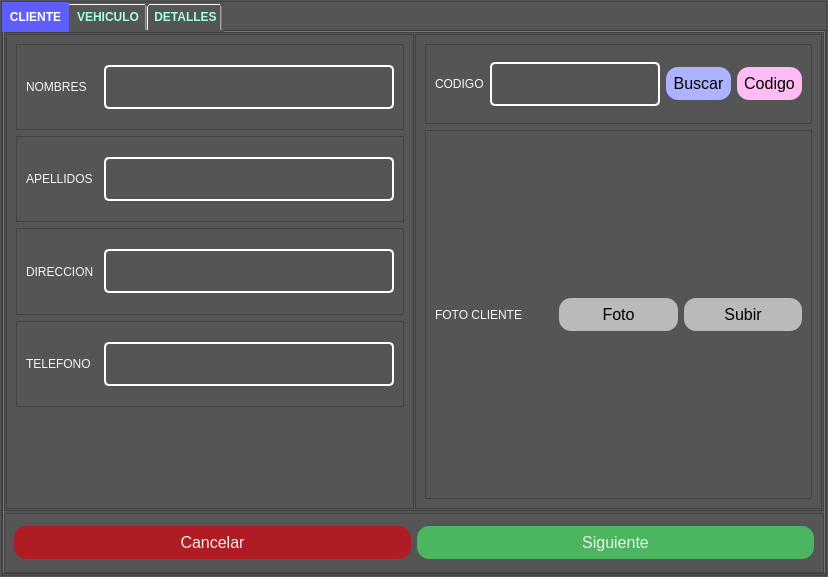
Before: the Qt Designer form view/ModalRegistro.ui in jhocepSan/deskopCandiaCar, drawn with Qt 5.
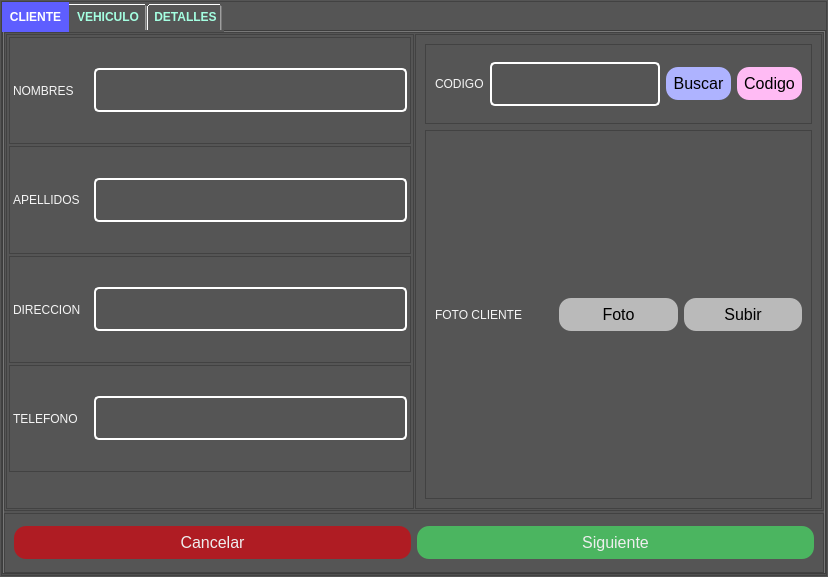
After: the same form once the commit is applied.

Diff of the .ui file:
```diff
--- a/view/ModalRegistro.ui
+++ b/view/ModalRegistro.ui
@@ -149,7 +149,22 @@
                <property name="frameShadow">
                 <enum>QFrame::Raised</enum>
                </property>
-               <layout class="QVBoxLayout" name="verticalLayout_2">
+               <layout class="QVBoxLayout" name="verticalLayout_2" stretch="1,1,1,1,0">
+                <property name="spacing">
+                 <number>2</number>
+                </property>
+                <property name="leftMargin">
+                 <number>2</number>
+                </property>
+                <property name="topMargin">
+                 <number>2</number>
+                </property>
+                <property name="rightMargin">
+                 <number>2</number>
+                </property>
+                <property name="bottomMargin">
+                 <number>2</number>
+                </property>
                 <item>
                  <widget class="QFrame" name="frame_6">
                   <property name="frameShape">
@@ -159,6 +174,21 @@
                    <enum>QFrame::Raised</enum>
                   </property>
                   <layout class="QHBoxLayout" name="horizontalLayout_4" stretch="2,8">
+                   <property name="spacing">
+                    <number>3</number>
+                   </property>
+                   <property name="leftMargin">
+                    <number>3</number>
+                   </property>
+                   <property name="topMargin">
+                    <number>3</number>
+                   </property>
+                   <property name="rightMargin">
+                    <number>3</number>
+                   </property>
+                   <property name="bottomMargin">
+                    <number>3</number>
+                   </property>
                    <item>
                     <widget class="QLabel" name="label">
                      <property name="text">
@@ -181,6 +211,21 @@
                    <enum>QFrame::Raised</enum>
                   </property>
                   <layout class="QHBoxLayout" name="horizontalLayout_5" stretch="2,8">
+                   <property name="spacing">
+                    <number>3</number>
+                   </property>
+                   <property name="leftMargin">
+                    <number>3</number>
+                   </property>
+                   <property name="topMargin">
+                    <number>3</number>
+                   </property>
+                   <property name="rightMargin">
+                    <number>3</number>
+                   </property>
+                   <property name="bottomMargin">
+                    <number>3</number>
+                   </property>
                    <item>
                     <widget class="QLabel" name="label_2">
                      <property name="text">
@@ -203,6 +248,21 @@
                    <enum>QFrame::Raised</enum>
                   </property>
                   <layout class="QHBoxLayout" name="horizontalLayout_6" stretch="2,8">
+                   <property name="spacing">
+                    <number>3</number>
+                   </property>
+                   <property name="leftMargin">
+                    <number>3</number>
+                   </property>
+                   <property name="topMargin">
+                    <number>3</number>
+                   </property>
+                   <property name="rightMargin">
+                    <number>3</number>
+                   </property>
+                   <property name="bottomMargin">
+                    <number>3</number>
+                   </property>
                    <item>
                     <widget class="QLabel" name="label_3">
                      <property name="text">
@@ -225,6 +285,21 @@
                    <enum>QFrame::Raised</enum>
                   </property>
                   <layout class="QHBoxLayout" name="horizontalLayout_7" stretch="2,8">
+                   <property name="spacing">
+                    <number>3</number>
+                   </property>
+                   <property name="leftMargin">
+                    <number>3</number>
+                   </property>
+                   <property name="topMargin">
+                    <number>3</number>
+                   </property>
+                   <property name="rightMargin">
+                    <number>3</number>
+                   </property>
+                   <property name="bottomMargin">
+                    <number>3</number>
+                   </property>
                    <item>
                     <widget class="QLabel" name="label_4">
                      <property name="text">
@@ -239,15 +314,20 @@
                  </widget>
                 </item>
                 <item>
-                 <layout class="QVBoxLayout" name="vL_lb_valid_message">
-                  <item>
-                   <widget class="QLabel" name="lb_valid_message">
-                    <property name="text">
-                     <string/>
-                    </property>
-                   </widget>
-                  </item>
-                 </layout>
+                 <widget class="QFrame" name="framValid">
+                  <layout class="QVBoxLayout" name="vL_lb_valid_message">
+                   <item>
+                    <widget class="QLabel" name="lb_valid_message">
+                     <property name="text">
+                      <string/>
+                     </property>
+                     <property name="alignment">
+                      <set>Qt::AlignCenter</set>
+                     </property>
+                    </widget>
+                   </item>
+                  </layout>
+                 </widget>
                 </item>
                </layout>
               </widget>
```
